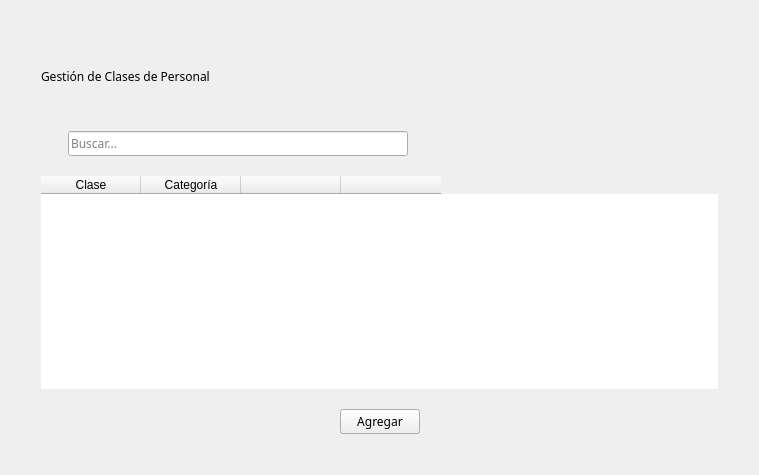
This is blustock/ui/screens_uis/clases.ui in MaxAPBusiness/Blustock as Qt 5 draws it before an edit. The edited form follows.
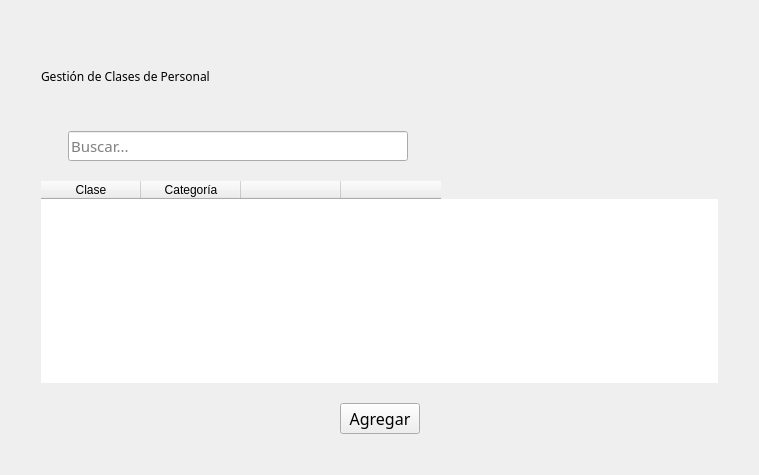
This is the edited form. Icons and pictures are not drawn.

Patch:
```diff
--- a/blustock/ui/screens_uis/clases.ui
+++ b/blustock/ui/screens_uis/clases.ui
@@ -101,6 +101,7 @@
          <property name="font">
           <font>
            <family>Oswald</family>
+           <pointsize>11</pointsize>
            <weight>50</weight>
            <bold>false</bold>
           </font>
@@ -202,6 +203,7 @@
          <property name="font">
           <font>
            <family>Oswald</family>
+           <pointsize>12</pointsize>
            <weight>50</weight>
            <bold>false</bold>
           </font>
```
